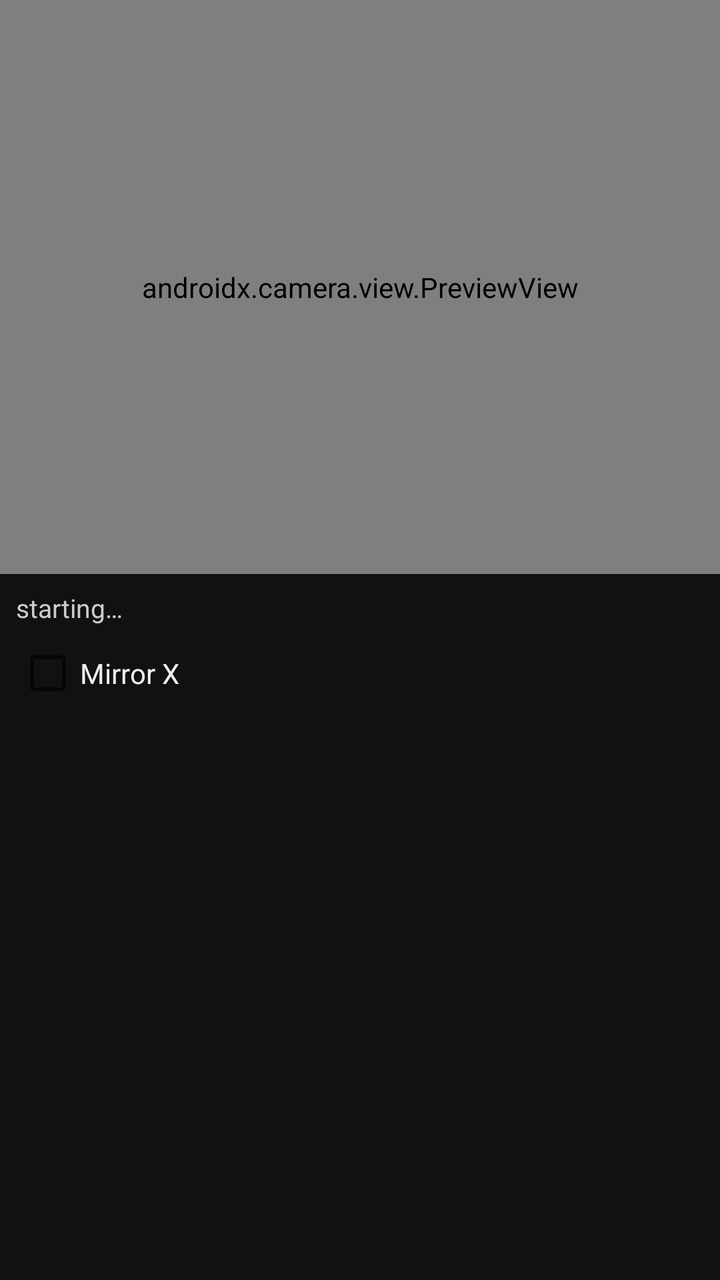
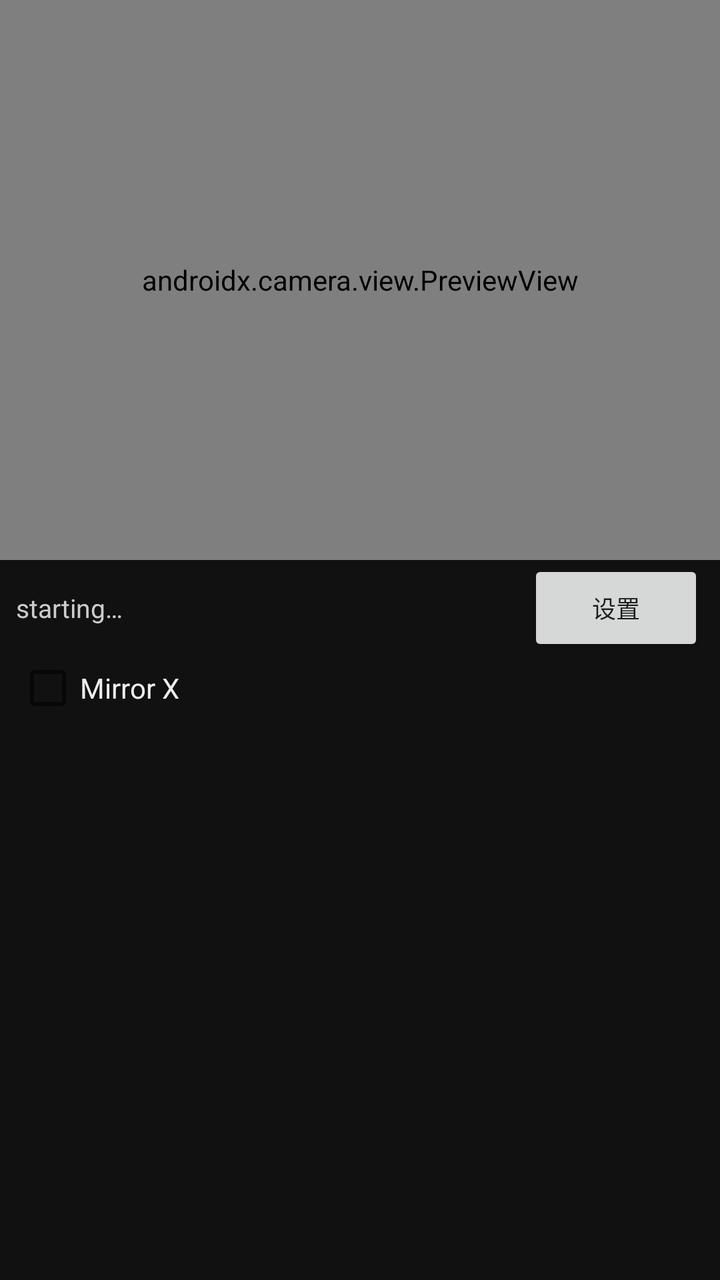

Screens rendered from an Android XML layout before and after an edit, with the pre-edit source and the edit as a unified diff.
<!-- AndroidManifest.xml: application theme Theme.PoseMirror -->
<!-- res/layout/activity_main.xml -->
<?xml version="1.0" encoding="utf-8"?>
<FrameLayout xmlns:android="http://schemas.android.com/apk/res/android"
    android:layout_width="match_parent"
    android:layout_height="match_parent"
    android:background="#111111">

    <LinearLayout
        android:layout_width="match_parent"
        android:layout_height="match_parent"
        android:orientation="vertical">

        <androidx.camera.view.PreviewView
            android:id="@+id/previewView"
            android:layout_width="match_parent"
            android:layout_height="0dp"
            android:layout_weight="1" />

        <TextView
            android:id="@+id/statusText"
            android:layout_width="match_parent"
            android:layout_height="wrap_content"
            android:padding="8dp"
            android:textColor="#CCCCCC"
            android:textSize="13sp"
            android:text="@string/status_init" />

        <CheckBox
            android:id="@+id/mirrorToggle"
            android:layout_width="wrap_content"
            android:layout_height="wrap_content"
            android:layout_marginStart="8dp"
            android:text="@string/mirror_toggle"
            android:textColor="#EEEEEE" />

        <androidx.recyclerview.widget.RecyclerView
            android:id="@+id/resultsGrid"
            android:layout_width="match_parent"
            android:layout_height="0dp"
            android:layout_weight="1"
            android:clipToPadding="false"
            android:padding="4dp" />
    </LinearLayout>

    
    <LinearLayout
        android:id="@+id/setupCard"
        android:layout_width="match_parent"
        android:layout_height="wrap_content"
        android:layout_gravity="center"
        android:layout_margin="24dp"
        android:background="#222222"
        android:elevation="8dp"
        android:orientation="vertical"
        android:padding="16dp"
        android:visibility="gone">

        <TextView
            android:layout_width="match_parent"
            android:layout_height="wrap_content"
            android:text="@string/setup_title"
            android:textColor="#FFFFFF"
            android:textSize="16sp"
            android:textStyle="bold" />

        <TextView
            android:layout_width="match_parent"
            android:layout_height="wrap_content"
            android:layout_marginTop="8dp"
            android:text="@string/setup_body"
            android:textColor="#BBBBBB"
            android:textSize="13sp" />

        <EditText
            android:id="@+id/urlInput"
            android:layout_width="match_parent"
            android:layout_height="wrap_content"
            android:layout_marginTop="8dp"
            android:hint="@string/url_hint"
            android:inputType="textUri"
            android:textColor="#FFFFFF"
            android:textColorHint="#777777"
            android:textSize="13sp" />

        <Button
            android:id="@+id/downloadButton"
            android:layout_width="wrap_content"
            android:layout_height="wrap_content"
            android:layout_marginTop="8dp"
            android:text="@string/download" />

        <ProgressBar
            android:id="@+id/downloadProgress"
            style="?android:attr/progressBarStyleHorizontal"
            android:layout_width="match_parent"
            android:layout_height="wrap_content"
            android:layout_marginTop="8dp"
            android:visibility="gone" />

        <TextView
            android:id="@+id/downloadStatus"
            android:layout_width="match_parent"
            android:layout_height="wrap_content"
            android:layout_marginTop="4dp"
            android:textColor="#BBBBBB"
            android:textSize="12sp" />
    </LinearLayout>
</FrameLayout>
<!-- resources referenced by this layout -->
<resources>
  <string name="download">Download</string>
  <string name="mirror_toggle">Mirror X</string>
  <string name="setup_body">The app needs a pose index bundle (built on PC with
          `python -m posemirror.export_portable`, zipped). Paste its URL — it is
          downloaded once, then everything runs offline.</string>
  <string name="setup_title">Download the pose index</string>
  <string name="status_init">starting…</string>
  <string name="url_hint">https://…/index-v1.zip</string>
  <style name="Theme.PoseMirror" parent="Theme.AppCompat.Light.NoActionBar">
          <item name="colorPrimary">#FFD54F</item>
          <item name="colorPrimaryDark">#111111</item>
          <item name="colorAccent">#FFD54F</item>
          <item name="android:windowBackground">#111111</item>
      </style>
</resources>

<!-- the commit's change to res/layout/activity_main.xml (unified diff, before → after) -->
@@ -15,14 +15,30 @@
             android:layout_height="0dp"
             android:layout_weight="1" />
 
-        <TextView
-            android:id="@+id/statusText"
+        <LinearLayout
             android:layout_width="match_parent"
             android:layout_height="wrap_content"
-            android:padding="8dp"
-            android:textColor="#CCCCCC"
-            android:textSize="13sp"
-            android:text="@string/status_init" />
+            android:orientation="horizontal"
+            android:gravity="center_vertical">
+
+            <TextView
+                android:id="@+id/statusText"
+                android:layout_width="0dp"
+                android:layout_height="wrap_content"
+                android:layout_weight="1"
+                android:padding="8dp"
+                android:textColor="#CCCCCC"
+                android:textSize="13sp"
+                android:text="@string/status_init" />
+
+            <Button
+                android:id="@+id/settingsButton"
+                android:layout_width="wrap_content"
+                android:layout_height="wrap_content"
+                android:layout_marginEnd="8dp"
+                android:text="@string/settings"
+                android:textSize="12sp" />
+        </LinearLayout>
 
         <CheckBox
             android:id="@+id/mirrorToggle"
<!-- resource entries referenced after the edit -->
@@ -2,6 +2,7 @@
 <resources>
   <string name="download">Download</string>
   <string name="mirror_toggle">Mirror X</string>
+  <string name="settings">设置</string>
   <string name="setup_body">The app needs a pose index bundle (built on PC with
           `python -m posemirror.export_portable`, zipped). Paste its URL — it is
           downloaded once, then everything runs offline.</string>
